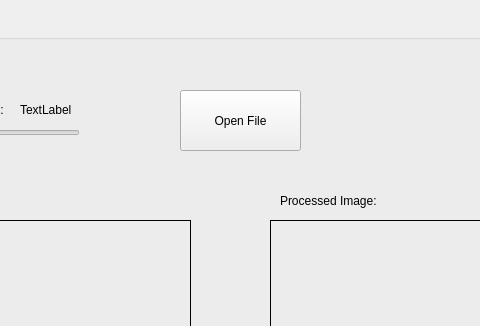
Old version of the form src/eggsizerml.ui in the repository jaxmattfair/eggsizerML; both pictures show x 160 to 640 and y 0 to 326 of the 800 by 600 pixel window.
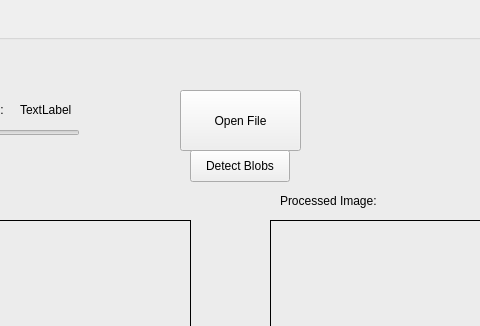
New version of the form.

Commit message: basic blob detection

Patch:
```diff
--- a/src/eggsizerml.ui
+++ b/src/eggsizerml.ui
@@ -145,6 +145,19 @@
       <string>TextLabel</string>
      </property>
     </widget>
+    <widget class="QPushButton" name="blobDetect_btn">
+     <property name="geometry">
+      <rect>
+       <x>340</x>
+       <y>130</y>
+       <width>100</width>
+       <height>32</height>
+      </rect>
+     </property>
+     <property name="text">
+      <string>Detect Blobs</string>
+     </property>
+    </widget>
    </widget>
   </widget>
   <widget class="QMenuBar" name="menubar">
```
The commit also changes 7 other files.
